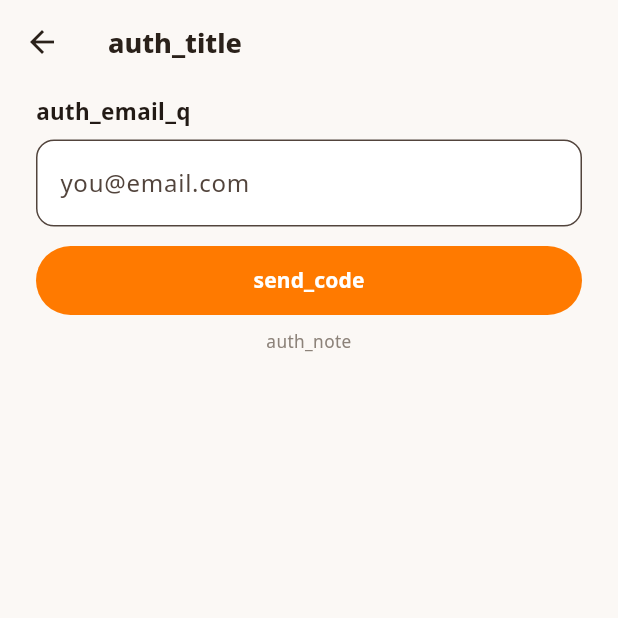
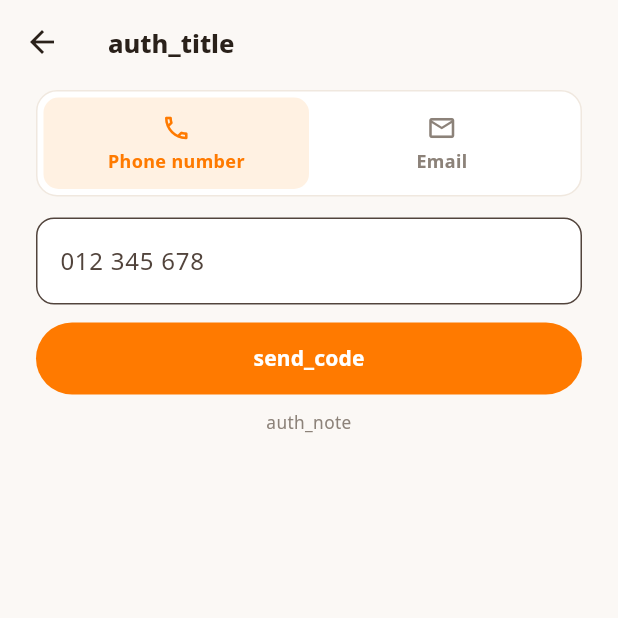
Before and after one commit to keovoin/respepku, a Flutter app: the AccountScreen screen opened directly, after a tap on "English", after a tap on "account_login", on a phone screen of 412 x 824 dp, the top half of it. Run offline on Flutter 3.47's test engine with Material 3 defaults, Android fonts, the phone set to English and light mode, and no system bars; our stand-ins replace qr_flutter, shared_preferences; accounts and stored records are empty; network calls fail.

Commit message:
Auth v2: phone/email tabs + Twilio passthrough ready; home margins 24->32
- AuthScreen: PHONE / EMAIL tab switch (phone works as soon as Twilio
  SID+auth saved in admin Settings -> phone OTP end-to-end via
  otp_codes table + Twilio Messages API passthrough in meal-account);
  email OTP flow unchanged. Telegram one-tap kept on top in-app.
- admin Settings: Twilio fields (settings allowlist extended both fns).
- Home horizontal margins 24->32px per user (titles still too close to edge).
- analyze 0 errors, tests 16/16

```diff
--- a/_tmp_targets.json
+++ b/_tmp_targets.json
@@ -1 +1 @@
-["meal-account"]
+["meal-admin", "meal-account"]
--- a/lib/i18n/localizations.dart
+++ b/lib/i18n/localizations.dart
@@ -194,6 +194,11 @@ class I18N extends ChangeNotifier {
       'tg_login': '\u1794\u1793\u17d2\u178f\u1787\u17b6\u1798\u17bd\u1799\u178f\u17c1\u17a1\u17c1\u1780\u17d2\u179a\u17b6\u1798',
       'or': '\u17ac',
       'auth_email_q': '\u1785\u17bb\u17c7\u1788\u17d2\u1798\u17c4\u17c7\u1785\u17bc\u179b\u178a\u17c4\u1799\u1794\u17d2\u179a\u17be\u17a2\u17ca\u17b8\u1798\u17c2\u179b',
+      'auth_phone_q': '\u1785\u17bb\u17c7\u1788\u17d2\u1798\u17c4\u17c7\u1785\u17bc\u179b\u178a\u17c4\u1799\u1794\u17d2\u179a\u17be\u179b\u17c1\u1781\u1791\u17bc\u179a\u179f\u17d0\u1796\u17d2\u1791',
+      'email': '\u17a2\u17ca\u17b8\u1798\u17c2\u179b',
+      'phone_ph': '012 345 678',
+      'code_sent_phone_q': '\u1794\u1789\u17d2\u1785\u17bc\u179b\u179b\u17c1\u1781\u1780\u17bc\u178a\u178a\u17c2\u179b\u1794\u17b6\u1793\u1795\u17d2\u1789\u17be\u1791\u17c5\u179b\u17c1\u1781\u1791\u17bc\u179a\u179f\u17d0\u1796\u17d2\u1791',
+      'change_phone': '\u1795\u17d2\u179b\u17b6\u179f\u17cb\u1794\u17d2\u178a\u17bc\u179a\u179b\u17c1\u1781\u1791\u17bc\u179a\u179f\u17d0\u1796\u17d2\u1791',
       'send_code': '\u1795\u17d2\u1789\u17be\u179b\u17c1\u1781\u1780\u17bc\u178a',
       'code_sent_q': '\u1794\u1789\u17d2\u1785\u17bc\u179b\u179b\u17c1\u1781\u1780\u17bc\u178a\u178a\u17c2\u179b\u1794\u17b6\u1793\u1795\u17d2\u1789\u17be\u1791\u17c5\u17a2\u17ca\u17b8\u1798\u17c2\u179b\u179a\u1794\u17b6\u179f\u17cb\u17a2\u17d2\u1793\u1780',
       'code_ph': '\u179b\u17c1\u1781\u1780\u17bc\u178a',
@@ -367,6 +372,11 @@ class I18N extends ChangeNotifier {
       'not_sellable': 'This recipe set is not available for purchase right now.',
       'in_set': "What's inside this set",
       'go_cart': 'Go to Cart',
+      'auth_phone_q': 'Sign in with phone',
+      'email': 'Email',
+      'phone_ph': '012 345 678',
+      'code_sent_phone_q': 'Enter the code sent to your phone',
+      'change_phone': 'Change phone',
       'email_ph': 'you@email.com',
       'usd_note': 'approx. USD',
     },  };
--- a/lib/screens/auth_screen.dart
+++ b/lib/screens/auth_screen.dart
@@ -5,8 +5,8 @@ import '../i18n/localizations.dart';
 import '../state/account_state.dart';
 import '../theme.dart';
 
-/// Login / registration: one-tap Telegram inside the Mini App, or email OTP
-/// everywhere else. On success the profile (saved address) loads automatically.
+/// Register / login. Inside the Telegram Mini App: one-tap continue.
+/// Everywhere else: phone (SMS OTP when Twilio is wired) or email code.
 class AuthScreen extends StatefulWidget {
   const AuthScreen({super.key});
 
@@ -15,16 +15,17 @@ class AuthScreen extends StatefulWidget {
 }
 
 class _AuthScreenState extends State<AuthScreen> {
+  final _phoneCtrl = TextEditingController();
   final _emailCtrl = TextEditingController();
   final _codeCtrl = TextEditingController();
-  int _step = 0; // 0 = email, 1 = code
+  int _method = 0; // 0 phone, 1 email
+  bool _sent = false;
   bool _busy = false;
   String? _err;
 
-  bool get _inTelegram => context.read<AccountState>().inTelegram;
-
   @override
   void dispose() {
+    _phoneCtrl.dispose();
     _emailCtrl.dispose();
     _codeCtrl.dispose();
     super.dispose();
@@ -34,131 +35,202 @@ class _AuthScreenState extends State<AuthScreen> {
     setState(() { _busy = true; _err = null; });
     try {
       await f();
-      if (mounted && context.read<AccountState>().loggedIn) Navigator.pop(context, true);
+      if (mounted && context.read<AccountState>().loggedIn) {
+        Navigator.pop(context, true);
+      }
     } catch (e) {
-      if (mounted) setState(() => _err = e.toString());
+      if (mounted) {
+        setState(() => _err = e.toString().replaceFirst('AccountError: ', ''));
+      }
     }
     if (mounted) setState(() => _busy = false);
   }
 
+  Future<void> _send() => _run(() async {
+        if (_method == 0) {
+          await context
+              .read<AccountState>()
+              .sendOtp(phone: _phoneCtrl.text.trim());
+        } else {
+          await context
+              .read<AccountState>()
+              .sendOtp(email: _emailCtrl.text.trim());
+        }
+        if (mounted) setState(() => _sent = true);
+      });
+
+  Future<void> _verify() => _run(() async {
+        final acc = context.read<AccountState>();
+        await acc.verifyOtp(
+          phone: _method == 0 ? _phoneCtrl.text.trim() : null,
+          email: _method == 1 ? _emailCtrl.text.trim() : null,
+          code: _codeCtrl.text.trim(),
+        );
+      });
+
   @override
   Widget build(BuildContext context) {
-    final acc = context.read<AccountState>();
+    final acc = context.watch<AccountState>();
     return Scaffold(
       backgroundColor: C.bg,
-      appBar: AppBar(title: Text(context.t('auth_title')), backgroundColor: C.bg,
-          elevation: 0, foregroundColor: C.ink),
+      appBar: AppBar(
+          title: Text(context.t('auth_title'),
+              style: const TextStyle(height: 1.4,
+                  fontSize: 17, fontWeight: FontWeight.w800)),
+          backgroundColor: C.bg,
+          elevation: 0,
+          foregroundColor: C.ink),
       body: SafeArea(
         child: ListView(
-          padding: const EdgeInsets.fromLTRB(24, 8, 24, 32),
+          padding: const EdgeInsets.fromLTRB(24, 4, 24, 32),
           children: [
-            if (_inTelegram) ...[
+            if (acc.inTelegram) ...[
               FilledButton.icon(
                 style: FilledButton.styleFrom(
                     backgroundColor: const Color(0xFF2AABEE),
-                    padding: const EdgeInsets.symmetric(vertical: 14)),
+                    padding: const EdgeInsets.symmetric(vertical: 15)),
                 onPressed: _busy ? null : () => _run(() => acc.tgLogin(acc.initData)),
-                icon: _busy
-                    ? const SizedBox(width: 18, height: 18,
-                        child: CircularProgressIndicator(
-                            color: Colors.white, strokeWidth: 2))
-                    : const Icon(Icons.login),
+                icon: const Icon(Icons.login, color: Colors.white),
                 label: Text(context.t('tg_login'),
                     style: const TextStyle(height: 1.4,
                         fontWeight: FontWeight.w700, color: Colors.white)),
               ),
-              const SizedBox(height: 16),
-              Center(child: Text(context.t('or'),
-                  style: const TextStyle(height: 1.4, color: C.muted))),
-              const SizedBox(height: 16),
+              const SizedBox(height: 14),
+              Row(children: [
+                const Expanded(child: Divider(color: C.line)),
+                Padding(
+                  padding: const EdgeInsets.symmetric(horizontal: 10),
+                  child: Text(context.t('or'),
+                      style: const TextStyle(height: 1.4, color: C.muted)),
+                ),
+                const Expanded(child: Divider(color: C.line)),
+              ]),
+              const SizedBox(height: 14),
             ],
-            if (_step == 0) ...[
-              Text(context.t('auth_email_q'),
-                  style: const TextStyle(height: 1.4, fontSize: 15,
-                      fontWeight: FontWeight.w700)),
-              const SizedBox(height: 8),
-              TextField(
-                controller: _emailCtrl,
-                keyboardType: TextInputType.emailAddress,
-                decoration: InputDecoration(
-                  hintText: context.t('email_ph'),
-                  filled: true, fillColor: C.card,
-                  border: OutlineInputBorder(
-                      borderRadius: BorderRadius.circular(12),
-                      borderSide: BorderSide(color: C.line)),
-                ),
+            // ---- method switch (phone / email) ----
+            Container(
+              padding: const EdgeInsets.all(4),
+              decoration: BoxDecoration(
+                  color: C.card,
+                  borderRadius: BorderRadius.circular(14),
+                  border: Border.all(color: C.line)),
+              child: Row(
+                children: [
+                  _methodTab(0, Icons.phone_outlined, context.t('phone'),
+                      context.t('auth_phone_q')),
+                  _methodTab(1, Icons.mail_outline, context.t('email'),
+                      context.t('auth_email_q')),
+                ],
               ),
+            ),
+            const SizedBox(height: 14),
+            if (!_sent) ...[
+              if (_method == 0)
+                _input(_phoneCtrl, context.t('phone_ph'),
+                    TextInputType.phone)
+              else
+                _input(_emailCtrl, context.t('email_ph'),
+                    TextInputType.emailAddress),
               const SizedBox(height: 12),
               FilledButton(
                 style: FilledButton.styleFrom(
                     backgroundColor: C.primary,
-                    padding: const EdgeInsets.symmetric(vertical: 13)),
-                onPressed: _busy ? null : () => _run(() async {
-                      await acc.sendOtp(email: _emailCtrl.text.trim());
-                      setState(() => _step = 1);
-                    }),
+                    padding: const EdgeInsets.symmetric(vertical: 14)),
+                onPressed: _busy ? null : _send,
                 child: Text(context.t('send_code'),
                     style: const TextStyle(height: 1.4,
                         fontWeight: FontWeight.w700)),
               ),
             ] else ...[
-              Text(context.t('code_sent_q'),
-                  style: const TextStyle(height: 1.4, fontSize: 15,
-                      fontWeight: FontWeight.w700)),
-              const SizedBox(height: 4),
-              Text(_emailCtrl.text,
-                  style: const TextStyle(height: 1.4, fontSize: 12,
-                      color: C.muted)),
-              const SizedBox(height: 10),
-              TextField(
-                controller: _codeCtrl,
-                keyboardType: TextInputType.number,
-                maxLength: 8,
-                decoration: InputDecoration(
-                  counterText: '',
-                  hintText: context.t('code_ph'),
-                  filled: true, fillColor: C.card,
-                  border: OutlineInputBorder(
-                      borderRadius: BorderRadius.circular(12),
-                      borderSide: BorderSide(color: C.line)),
-                ),
-              ),
+              Text(
+                  _method == 0
+                      ? context.t('code_sent_phone_q')
+                      : context.t('code_sent_q'),
+                  style: const TextStyle(height: 1.5,
+                      fontSize: 13, fontWeight: FontWeight.w600)),
+              const SizedBox(height: 8),
+              _input(_codeCtrl, context.t('code_ph'), TextInputType.number,
+                  max: 8),
               const SizedBox(height: 12),
               FilledButton(
                 style: FilledButton.styleFrom(
                     backgroundColor: C.primary,
-                    padding: const EdgeInsets.symmetric(vertical: 13)),
-                onPressed: _busy ? null : () => _run(() => acc.verifyOtp(
-                    email: _emailCtrl.text.trim(),
-                    code: _codeCtrl.text.trim())),
+                    padding: const EdgeInsets.symmetric(vertical: 14)),
+                onPressed: _busy ? null : _verify,
                 child: Text(context.t('verify_login'),
                     style: const TextStyle(height: 1.4,
                         fontWeight: FontWeight.w700)),
               ),
               TextButton(
-                  onPressed: () => setState(() => _step = 0),
-                  child: Text(context.t('change_email'),
+                  onPressed: () => setState(() => _sent = false),
+                  child: Text(
+                      _method == 0
+                          ? context.t('change_phone')
+                          : context.t('change_email'),
                       style: const TextStyle(height: 1.4, fontSize: 12))),
             ],
             if (_err != null)
               Padding(
                 padding: const EdgeInsets.only(top: 10),
-                child: Text(_err!.replaceFirst('AccountError: ', ''),
+                child: Text(_err!,
                     textAlign: TextAlign.center,
-                    style: const TextStyle(height: 1.5, fontSize: 12.5,
-                        color: C.red)),
+                    style: const TextStyle(
+                        height: 1.5, fontSize: 12.5, color: C.red)),
               ),
-            const SizedBox(height: 8),
+            const SizedBox(height: 10),
             Text(context.t('auth_note'),
                 textAlign: TextAlign.center,
-                style: const TextStyle(height: 1.5, fontSize: 11.5,
-                    color: C.muted)),
+                style: const TextStyle(
+                    height: 1.5, fontSize: 11.5, color: C.muted)),
           ],
         ),
       ),
     );
   }
+
+  Widget _methodTab(int idx, IconData icon, String label, String hint) {
+    final on = _method == idx;
+    return Expanded(
+      child: GestureDetector(
+        onTap: () => setState(() { _method = idx; _sent = false; _err = null; }),
+        child: AnimatedContainer(
+          duration: const Duration(milliseconds: 180),
+          padding: const EdgeInsets.symmetric(vertical: 10),
+          decoration: BoxDecoration(
+            color: on ? C.primarySoft : Colors.transparent,
+            borderRadius: BorderRadius.circular(10),
+          ),
+          child: Column(
+            children: [
+              Icon(icon, size: 20, color: on ? C.primary : C.muted),
+              const SizedBox(height: 4),
+              Text(label,
+                  style: TextStyle(height: 1.4,
+                      fontSize: 12,
+                      fontWeight: FontWeight.w700,
+                      color: on ? C.primary : C.muted)),
+            ],
+          ),
+        ),
+      ),
+    );
+  }
+
+  Widget _input(TextEditingController c, String hint, TextInputType type,
+      {int? max}) {
+    return TextField(
+      controller: c,
+      keyboardType: type,
+      maxLength: max,
+      decoration: InputDecoration(
+        hintText: hint,
+        counterText: '',
+        filled: true,
+        fillColor: C.card,
+        border: OutlineInputBorder(
+            borderRadius: BorderRadius.circular(12),
+            borderSide: BorderSide(color: C.line)),
+      ),
+    );
+  }
 }
-
-/// Tiny ThemeExtension carrying the Telegram initData handed over by JS.
-/// (Unused — initData is read from SharedPreferences 'tg_init' instead.)
--- a/lib/screens/home_screen.dart
+++ b/lib/screens/home_screen.dart
@@ -62,7 +62,7 @@ class _HomeScreenState extends State<HomeScreen> {
         children: [
           // ---- Header ----
           Padding(
-            padding: const EdgeInsets.fromLTRB(24, 16, 24, 0),
+            padding: const EdgeInsets.fromLTRB(32, 16, 32, 0),
             child: Row(
               children: [
                 const CircleAvatar(
@@ -101,7 +101,7 @@ class _HomeScreenState extends State<HomeScreen> {
           const SizedBox(height: 16),
           // ---- Search bar (decorative -> opens search tab) ----
           Padding(
-            padding: const EdgeInsets.symmetric(horizontal: 24),
+            padding: const EdgeInsets.symmetric(horizontal: 32),
             child: GestureDetector(
               onTap: () => Navigator.push(context,
                   MaterialPageRoute(builder: (_) => const SearchScreen())),
@@ -126,7 +126,7 @@ class _HomeScreenState extends State<HomeScreen> {
           const ShopBannerCarousel(),
           // ---- Featured banner ----
           Padding(
-            padding: const EdgeInsets.fromLTRB(24, 20, 24, 0),
+            padding: const EdgeInsets.fromLTRB(32, 20, 32, 0),
             child: GestureDetector(
               onTap: () => _openDetail(featured),
               child: Container(
@@ -222,7 +222,7 @@ class _HomeScreenState extends State<HomeScreen> {
             height: 92,
             child: ListView(
               scrollDirection: Axis.horizontal,
-              padding: const EdgeInsets.symmetric(horizontal: 24),
+              padding: const EdgeInsets.symmetric(horizontal: 32),
               children: List.generate(
                 _cats(context).length,
                 (i) {
@@ -244,7 +244,7 @@ class _HomeScreenState extends State<HomeScreen> {
           SectionHeader(title: context.t('popular_today')),
           if (!_loaded)
             Padding(
-              padding: const EdgeInsets.symmetric(horizontal: 24),
+              padding: const EdgeInsets.symmetric(horizontal: 32),
               child: Row(
                 children: [
                   const CircularProgressIndicator(strokeWidth: 2.5, color: C.primary),
@@ -256,7 +256,7 @@ class _HomeScreenState extends State<HomeScreen> {
             )
           else if (_failed)
             Padding(
-              padding: const EdgeInsets.symmetric(horizontal: 24),
+              padding: const EdgeInsets.symmetric(horizontal: 32),
               child: Text(context.t('load_failed'),
                   style: const TextStyle(height: 1.4, color: C.muted)),
             )
@@ -265,7 +265,7 @@ class _HomeScreenState extends State<HomeScreen> {
               height: 190,
               child: ListView.separated(
                 scrollDirection: Axis.horizontal,
-                padding: const EdgeInsets.symmetric(horizontal: 24),
+                padding: const EdgeInsets.symmetric(horizontal: 32),
                 itemCount: _popular.length,
                 separatorBuilder: (_, __) => const SizedBox(width: 12),
                 itemBuilder: (_, i) => MealCardH(
@@ -277,7 +277,7 @@ class _HomeScreenState extends State<HomeScreen> {
           // ---- Continue cooking ----
           SectionHeader(title: context.t('continue_cooking')),
           Padding(
-            padding: const EdgeInsets.symmetric(horizontal: 24),
+            padding: const EdgeInsets.symmetric(horizontal: 32),
             child: _ContinueCard(meal: featured, onTap: () => _openDetail(featured)),
           ),
           const SizedBox(height: 8),
```
Also changed, not shown: 1 other file.
